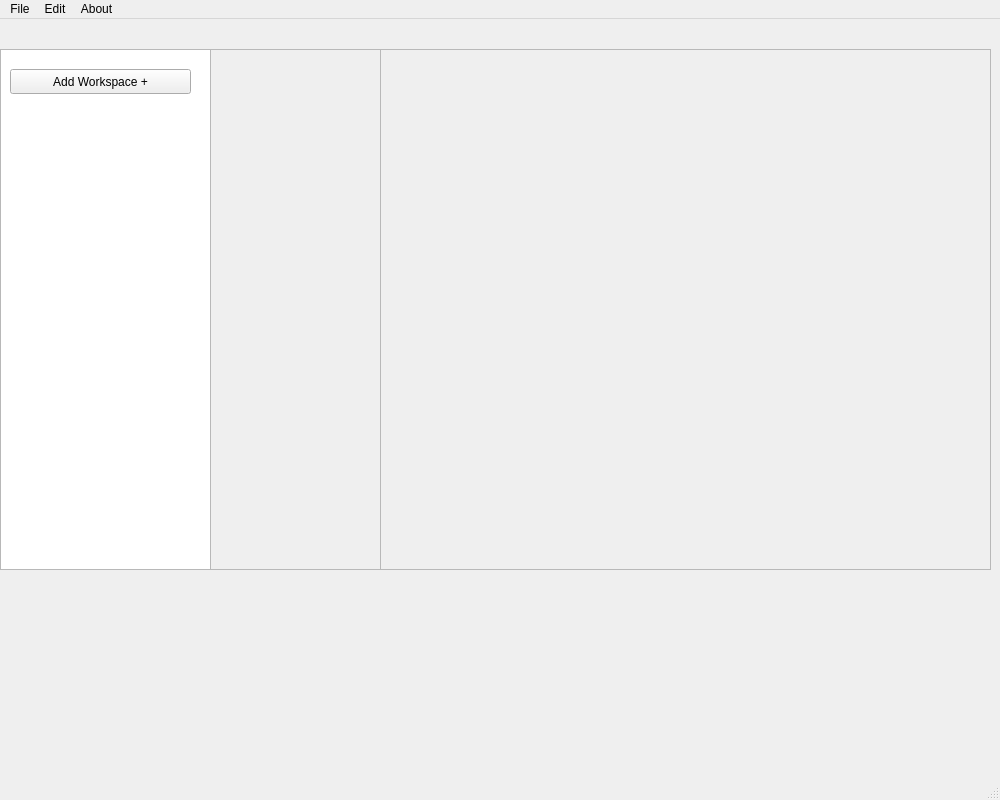
First picture: the form in src/main/python/UI/MainPane/mainpane.ui, repository mschong/Protocol-Dissector-Builder, before the edit.
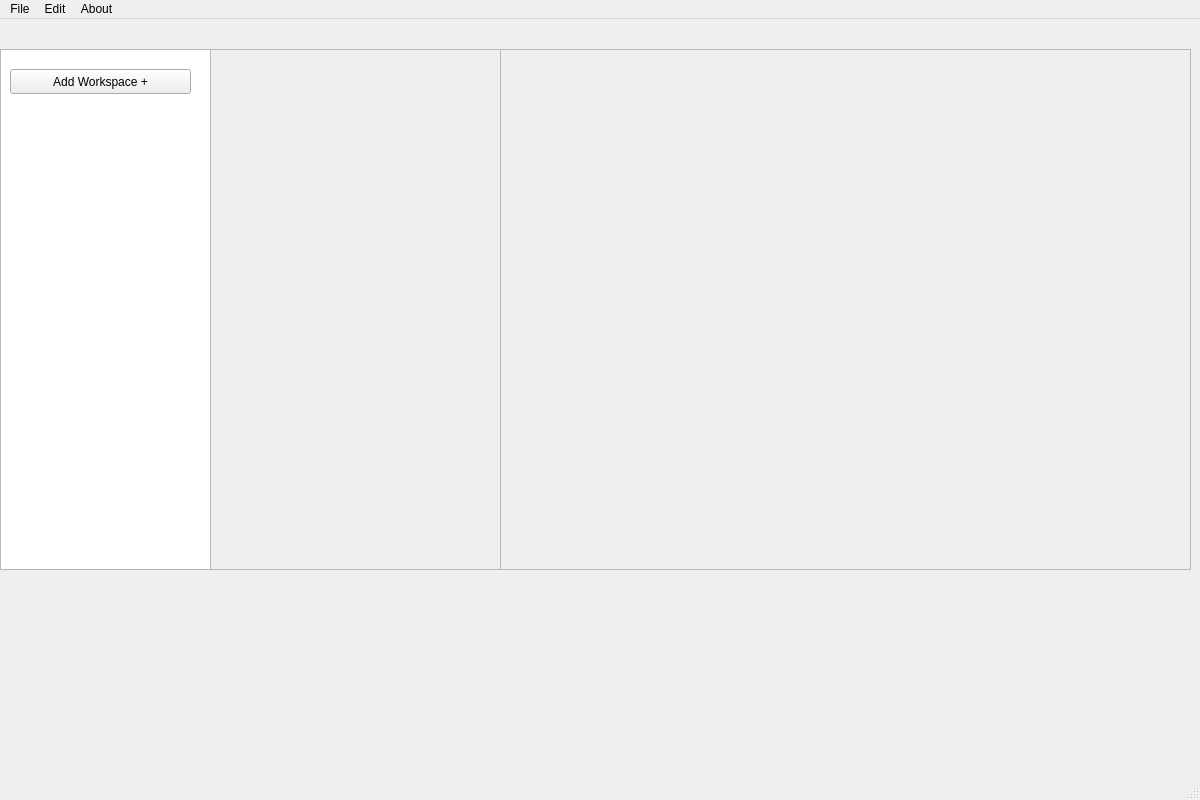
Second picture: the form after the edit.

```diff
--- a/src/main/python/UI/MainPane/mainpane.ui
+++ b/src/main/python/UI/MainPane/mainpane.ui
@@ -6,19 +6,19 @@
    <rect>
     <x>0</x>
     <y>0</y>
-    <width>1000</width>
+    <width>1200</width>
     <height>800</height>
    </rect>
   </property>
   <property name="minimumSize">
    <size>
-    <width>1000</width>
+    <width>1200</width>
     <height>800</height>
    </size>
   </property>
   <property name="maximumSize">
    <size>
-    <width>1000</width>
+    <width>1200</width>
     <height>800</height>
    </size>
   </property>
@@ -41,7 +41,7 @@
      <rect>
       <x>210</x>
       <y>30</y>
-      <width>171</width>
+      <width>291</width>
       <height>521</height>
      </rect>
     </property>
@@ -55,9 +55,9 @@
    <widget class="QFrame" name="canvasFrame">
     <property name="geometry">
      <rect>
-      <x>380</x>
+      <x>500</x>
       <y>30</y>
-      <width>611</width>
+      <width>691</width>
       <height>521</height>
      </rect>
     </property>
@@ -100,7 +100,7 @@
     <rect>
      <x>0</x>
      <y>0</y>
-     <width>1000</width>
+     <width>1200</width>
      <height>22</height>
     </rect>
    </property>
```
